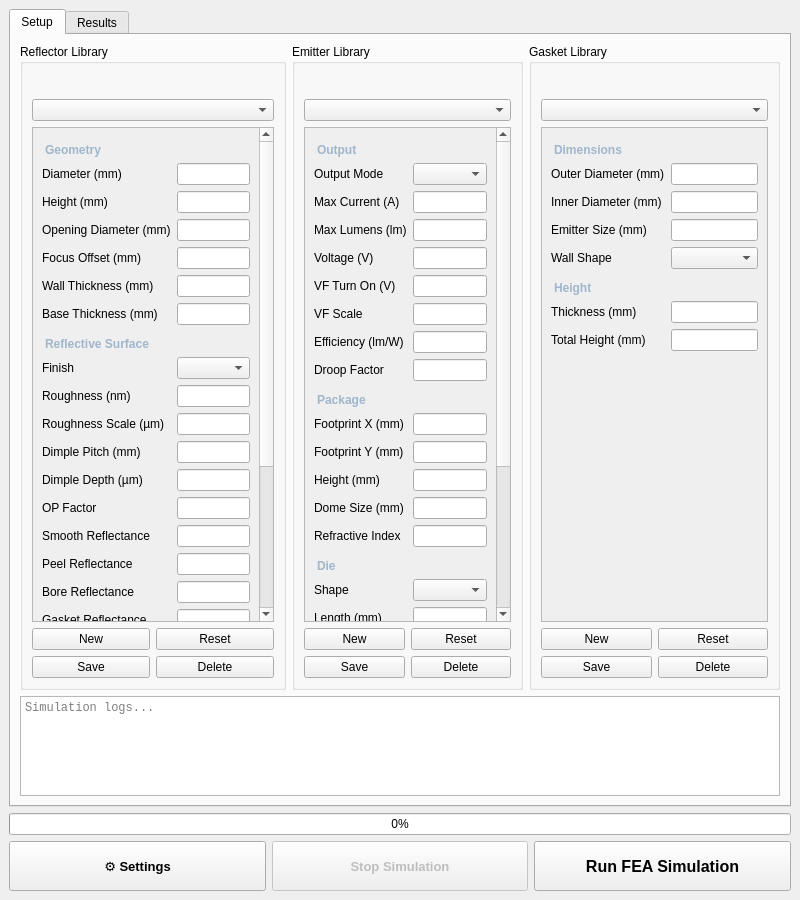
Before: the Qt Designer form mainwindow.ui in ylinmtl/flashlight-sim, drawn with Qt 5.
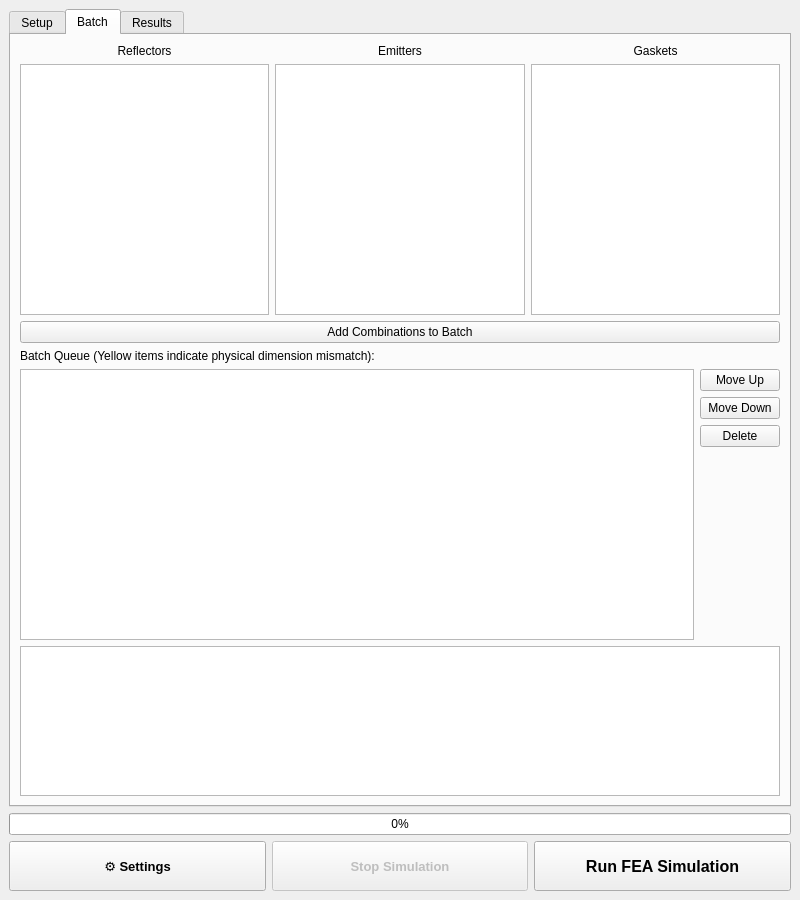
After: the same form once the commit is applied. The open tabs and pages were chosen to show the change.

Commit message: feature - batch runs

What changed in the file:
```diff
--- a/mainwindow.ui
+++ b/mainwindow.ui
@@ -1315,6 +1315,93 @@
         </item>
        </layout>
       </widget>
+      <widget class="QWidget" name="tabBatch">
+     <attribute name="title">
+      <string>Batch</string>
+     </attribute>
+     <layout class="QVBoxLayout" name="verticalLayout_Batch">
+      <item>
+       <layout class="QHBoxLayout" name="horizontalLayout_BatchLists">
+        <item>
+         <layout class="QVBoxLayout" name="verticalLayout_BatchReflectors">
+          <item><widget class="QLabel"><property name="text"><string>Reflectors</string></property><property name="alignment"><set>Qt::AlignCenter</set></property></widget></item>
+          <item><widget class="QListWidget" name="lstBatchReflectors"><property name="selectionMode"><enum>QAbstractItemView::ExtendedSelection</enum></property></widget></item>
+         </layout>
+        </item>
+        <item>
+         <layout class="QVBoxLayout" name="verticalLayout_BatchEmitters">
+          <item><widget class="QLabel"><property name="text"><string>Emitters</string></property><property name="alignment"><set>Qt::AlignCenter</set></property></widget></item>
+          <item><widget class="QListWidget" name="lstBatchEmitters"><property name="selectionMode"><enum>QAbstractItemView::ExtendedSelection</enum></property></widget></item>
+         </layout>
+        </item>
+        <item>
+         <layout class="QVBoxLayout" name="verticalLayout_BatchGaskets">
+          <item><widget class="QLabel"><property name="text"><string>Gaskets</string></property><property name="alignment"><set>Qt::AlignCenter</set></property></widget></item>
+          <item><widget class="QListWidget" name="lstBatchGaskets"><property name="selectionMode"><enum>QAbstractItemView::ExtendedSelection</enum></property></widget></item>
+         </layout>
+        </item>
+       </layout>
+      </item>
+      <item>
+       <widget class="QPushButton" name="btnAddBatch">
+        <property name="text">
+         <string>Add Combinations to Batch</string>
+        </property>
+       </widget>
+      </item>
+      <item>
+       <widget class="QLabel">
+        <property name="text">
+         <string>Batch Queue (Yellow items indicate physical dimension mismatch):</string>
+        </property>
+       </widget>
+      </item>
+      <item>
+       <layout class="QHBoxLayout" name="horizontalLayout_BatchQueue">
+        <item>
+         <widget class="QListWidget" name="lstBatchQueue">
+          <property name="selectionMode">
+           <enum>QAbstractItemView::ExtendedSelection</enum>
+          </property>
+         </widget>
+        </item>
+        <item>
+         <layout class="QVBoxLayout" name="verticalLayout_BatchButtons">
+          <item><widget class="QPushButton" name="btnBatchUp"><property name="text"><string>Move Up</string></property></widget></item>
+          <item><widget class="QPushButton" name="btnBatchDown"><property name="text"><string>Move Down</string></property></widget></item>
+          <item><widget class="QPushButton" name="btnBatchDelete"><property name="text"><string>Delete</string></property></widget></item>
+          <item>
+           <spacer name="verticalSpacer_Batch">
+            <property name="orientation">
+             <enum>Qt::Vertical</enum>
+            </property>
+            <property name="sizeHint" stdset="0">
+             <size>
+              <width>20</width>
+              <height>40</height>
+             </size>
+            </property>
+           </spacer>
+          </item>
+         </layout>
+        </item>
+       </layout>
+      </item>
+      <item>
+       <widget class="QPlainTextEdit" name="txtBatchLogs">
+        <property name="maximumSize">
+         <size>
+          <width>16777215</width>
+          <height>150</height>
+         </size>
+        </property>
+        <property name="readOnly">
+         <bool>true</bool>
+        </property>
+       </widget>
+      </item>
+     </layout>
+    </widget>
       <widget class="QWidget" name="tabResults">
        <attribute name="title">
         <string>Results</string>
```
The commit also changes 1 other file.
